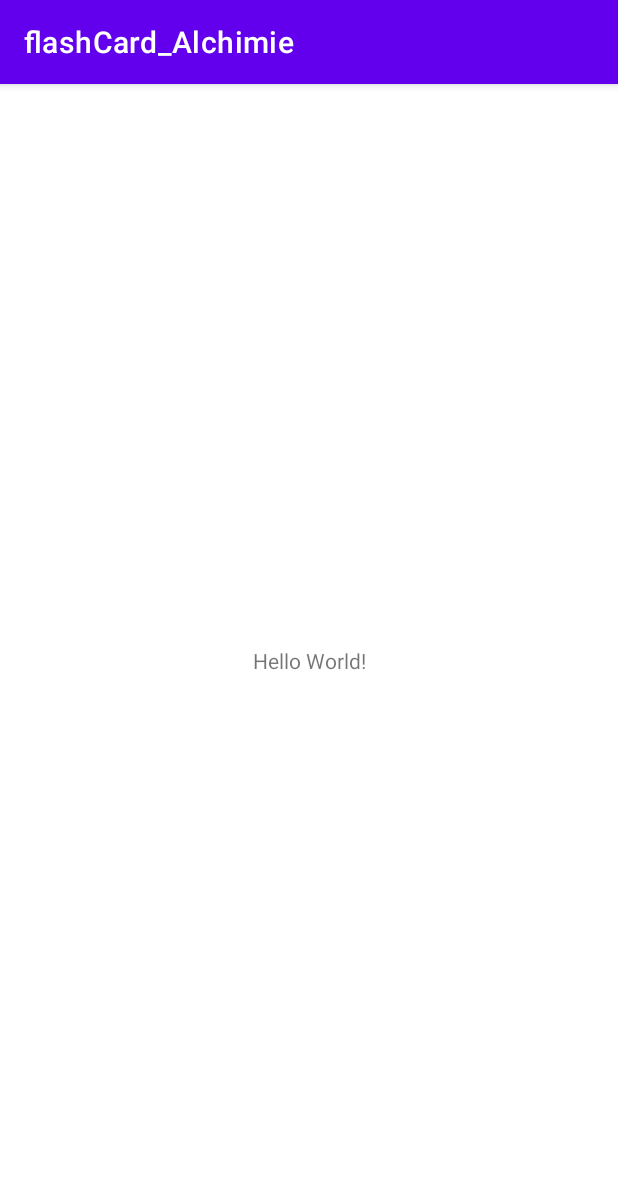
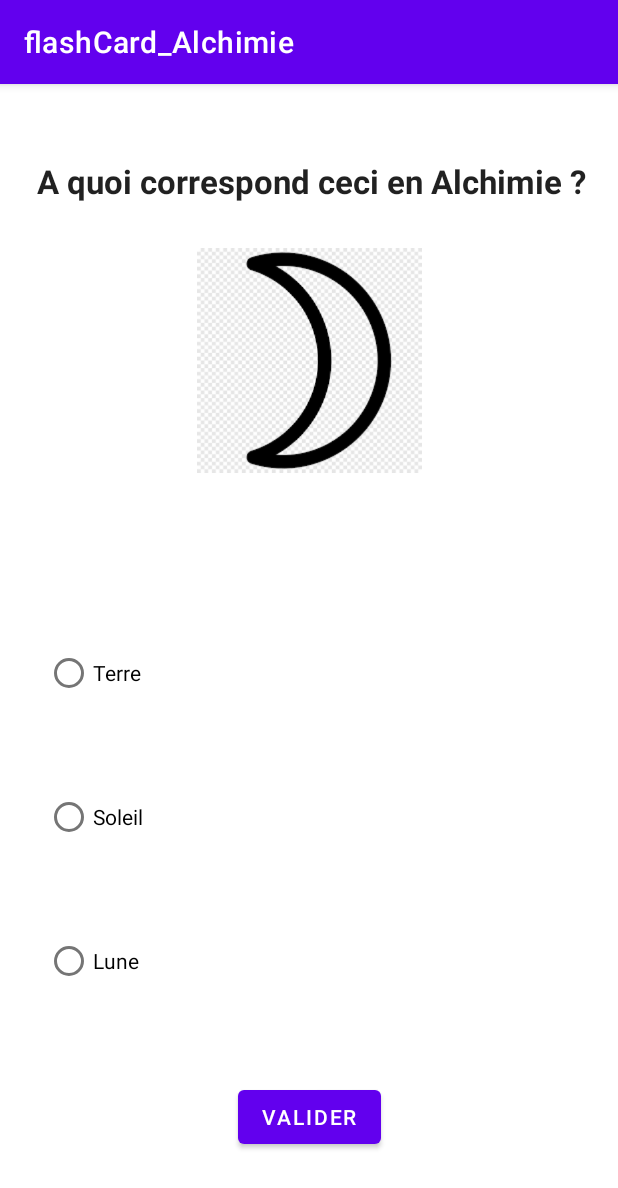
Before and after one commit to coding-factory-classrooms/android-l2-flashcards-groupe-7-alchimie, an Android app: the screen it shows after launch (MainActivity), on a phone screen of 412 x 824 dp. Shown: the top 1188 px of the screen. Run offline under Robolectric (Android 15) with nearby library versions, the phone set to English and light mode, and no system bars.

Commit message:
Story 1 done, implement material design

```diff
--- a/app/build.gradle
+++ b/app/build.gradle
@@ -33,6 +33,7 @@ dependencies {
     implementation 'androidx.appcompat:appcompat:1.2.0'
     implementation 'com.google.android.material:material:1.3.0'
     implementation 'androidx.constraintlayout:constraintlayout:2.0.4'
+    implementation 'com.google.android.material:material:1.1.0'
     testImplementation 'junit:junit:4.+'
     androidTestImplementation 'androidx.test.ext:junit:1.1.2'
     androidTestImplementation 'androidx.test.espresso:espresso-core:3.3.0'
--- a/app/src/main/res/layout/activity_main.xml
+++ b/app/src/main/res/layout/activity_main.xml
@@ -7,12 +7,83 @@
     tools:context=".MainActivity">
 
     <TextView
+        android:id="@+id/textView"
         android:layout_width="wrap_content"
         android:layout_height="wrap_content"
-        android:text="Hello World!"
-        app:layout_constraintBottom_toBottomOf="parent"
+        android:layout_marginTop="50dp"
+        android:text="A quoi correspond ceci en Alchimie ?"
+        android:textAppearance="@style/TextAppearance.AppCompat.Large"
+        android:textStyle="bold"
+        app:layout_constraintHorizontal_bias="0.543"
         app:layout_constraintLeft_toLeftOf="parent"
         app:layout_constraintRight_toRightOf="parent"
         app:layout_constraintTop_toTopOf="parent" />
 
+    <ImageView
+        android:id="@+id/imageView"
+        android:layout_width="150dp"
+        android:layout_height="150dp"
+        android:layout_marginTop="30dp"
+        app:layout_constraintEnd_toEndOf="parent"
+        app:layout_constraintStart_toStartOf="parent"
+        app:layout_constraintTop_toBottomOf="@+id/textView"
+        app:srcCompat="@drawable/lune_argent" />
+
+    <RadioGroup
+        android:id="@+id/radioGroup"
+        android:layout_width="0dp"
+        android:layout_height="wrap_content"
+        android:layout_marginStart="30dp"
+        android:layout_marginLeft="30dp"
+        android:layout_marginEnd="30dp"
+        android:layout_marginRight="30dp"
+        android:layout_marginBottom="50dp"
+        app:layout_constraintBottom_toBottomOf="parent"
+        app:layout_constraintEnd_toEndOf="parent"
+        app:layout_constraintStart_toStartOf="parent"
+        app:layout_constraintTop_toBottomOf="@+id/imageView">
+
+        <RadioButton
+            android:id="@+id/radio_button_1"
+            android:layout_width="match_parent"
+            android:layout_height="wrap_content"
+            android:text="Terre" />
+
+        <RadioButton
+            android:id="@+id/radio_button_invisible"
+            android:layout_width="match_parent"
+            android:layout_height="wrap_content"
+            android:clickable="false"
+            android:visibility="invisible" />
+
+        <RadioButton
+            android:id="@+id/radio_button_2"
+            android:layout_width="match_parent"
+            android:layout_height="match_parent"
+            android:text="Soleil" />
+
+        <RadioButton
+            android:id="@+id/radio_button_invisible2"
+            android:layout_width="match_parent"
+            android:layout_height="wrap_content"
+            android:clickable="false"
+            android:visibility="invisible" />
+
+        <RadioButton
+            android:id="@+id/radio_button_3"
+            android:layout_width="match_parent"
+            android:layout_height="match_parent"
+            android:text="Lune" />
+    </RadioGroup>
+
+    <Button
+        android:id="@+id/submitButton"
+        android:layout_width="wrap_content"
+        android:layout_height="wrap_content"
+        android:text="Valider"
+        app:layout_constraintBottom_toBottomOf="parent"
+        app:layout_constraintEnd_toEndOf="@+id/radioGroup"
+        app:layout_constraintStart_toStartOf="@+id/radioGroup"
+        app:layout_constraintTop_toBottomOf="@+id/radioGroup" />
+
 </androidx.constraintlayout.widget.ConstraintLayout>
```
Also changed, not shown: app/src/main/res/drawable/lune_argent.png (added).
